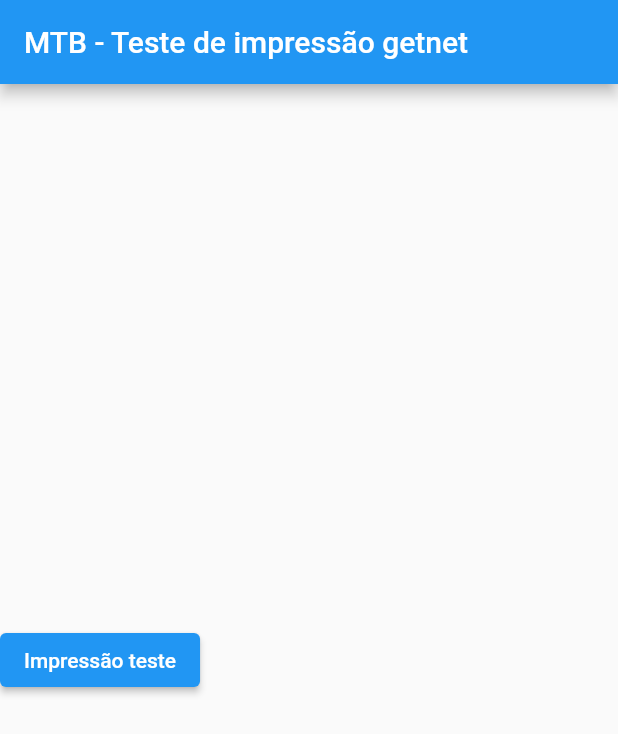
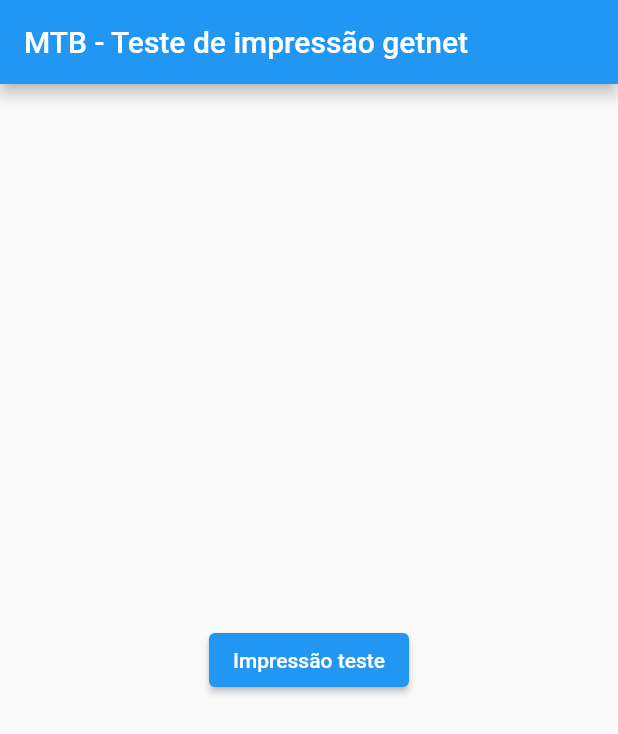
Before and after one commit to britomtb/mtb_getnet_printer_test, a Flutter app: the screen it shows after launch, after a tap on "Impressão teste", on a phone screen of 412 x 824 dp. Shown: the top 734 px of the screen. Run offline on Flutter 3.47's test engine with Material 2 defaults, Android fonts, the phone set to English and light mode, and no system bars.

Commit message:
Ajustes e testes

```diff
--- a/lib/main.dart
+++ b/lib/main.dart
@@ -8,7 +8,10 @@ class MyApp extends StatelessWidget {
 
   @override
   Widget build(BuildContext context) {
-    return MaterialApp(title: 'Flutter Demo', theme: ThemeData(primarySwatch: Colors.blue), home: const Home());
+    return MaterialApp(
+        title: 'Flutter Demo',
+        theme: ThemeData(primarySwatch: Colors.blue),
+        home: const Home());
   }
 }
 
@@ -24,14 +27,20 @@ class _HomeState extends State<Home> {
   Widget build(BuildContext context) => Scaffold(
       appBar: AppBar(title: const Text("MTB - Teste de impressão getnet")),
       body: Column(
+        crossAxisAlignment: CrossAxisAlignment.center,
         mainAxisAlignment: MainAxisAlignment.center,
         children: [
-          ElevatedButton(onPressed: onTapButton, child: const Text("Impressão teste")),
+          Center(
+            child: ElevatedButton(
+                onPressed: onTapButton, child: const Text("Impressão teste")),
+          ),
         ],
       ));
 
   void onTapButton() async {
     const channel = MethodChannel("com.mtb/printer");
-    await channel.invokeMethod("TESTE_PRINTER");
+    final String? msg = (await channel.invokeMethod<String?>("TESTE_PRINTER"));
+    if (msg == null) return;
+    ScaffoldMessenger.of(context).showSnackBar(SnackBar(content: Text(msg)));
   }
 }
```
Also changed, not shown: 4 other files.
